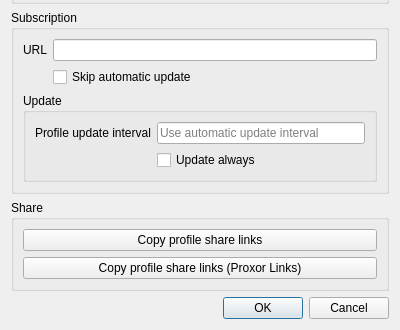
Ogstra/proxor, file src/ui/edit/dialog_edit_group.ui: the form before one commit; both pictures show x 0 to 400 and y 152 to 482 of the 400 by 482 pixel window.
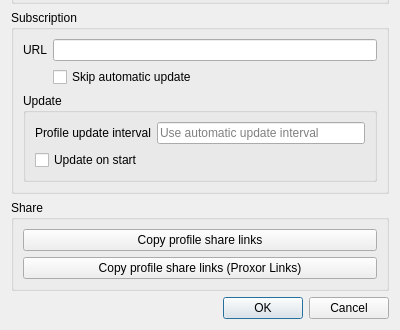
The form after the commit. Custom widgets are drawn as their Qt base class.

Commit message: fix: Refine subscription update settings UI and fix front proxy selection flow

Patch:
```diff
--- a/src/ui/edit/dialog_edit_group.ui
+++ b/src/ui/edit/dialog_edit_group.ui
@@ -163,9 +163,11 @@
           </widget>
          </item>
          <item row="1" column="1">
+         </item>
+         <item row="1" column="0" colspan="2">
           <widget class="QCheckBox" name="sub_update_always">
            <property name="text">
-            <string>Update always</string>
+            <string>Update on start</string>
            </property>
           </widget>
          </item>
```
The commit also changes 1 other file.
